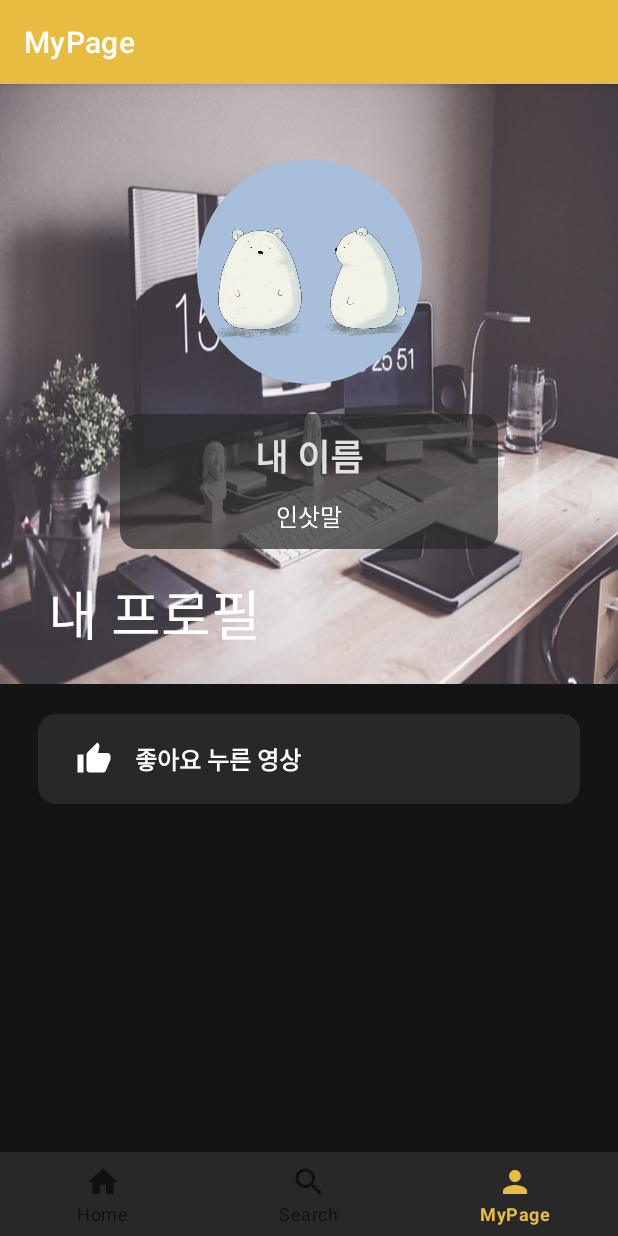
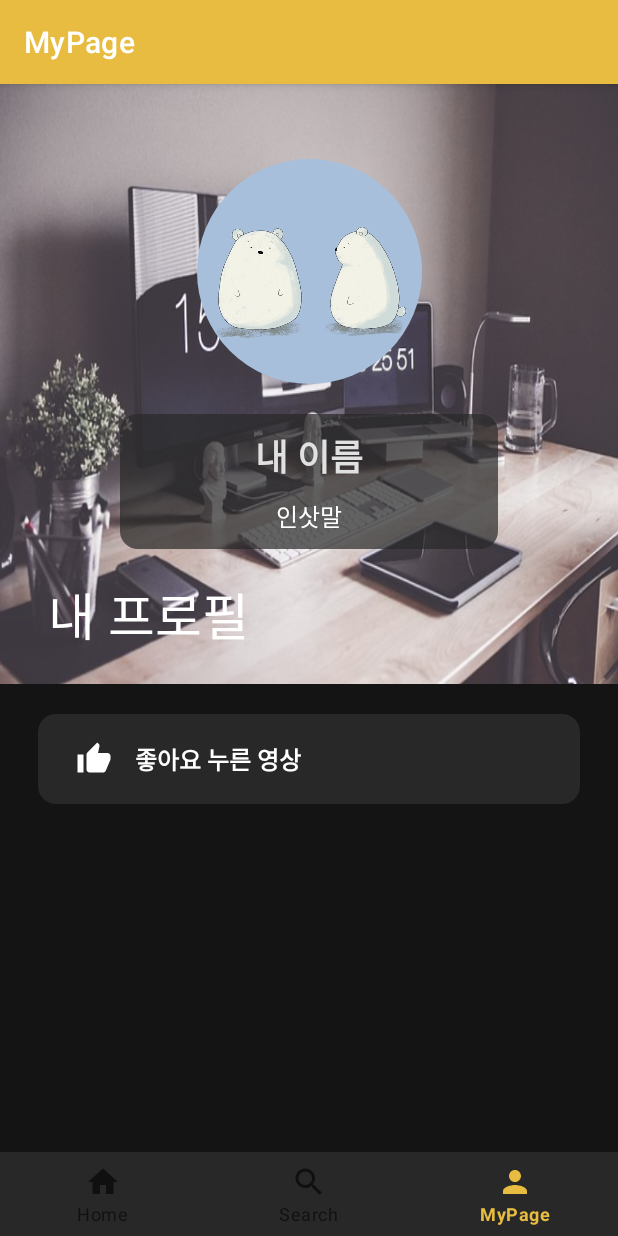
Before and after one commit to AOS-04-BlackCows/BlackCows, an Android app: the MypageFragment screen opened through its navigation route, on a phone screen of 412 x 824 dp. Run offline under Robolectric (Android 15) with nearby library versions, the light colour scheme and no system bars; our stand-ins replace navigation-ui; pictures from the network do not load.

```diff
--- a/app/src/main/java/com/example/blackcows/ui/mypage/MypageViewModel.kt
+++ b/app/src/main/java/com/example/blackcows/ui/mypage/MypageViewModel.kt
@@ -7,7 +7,7 @@ import androidx.lifecycle.ViewModel
 import com.example.blackcows.ListItem
 import com.example.blackcows.data.repository.FavoriteRepository
 
-class MypageViewModel() : ViewModel() {
+class MypageViewModel : ViewModel() {
 
     private val _likeItems = MutableLiveData<List<ListItem.VideoItem>>()
     val likeItems : LiveData<List<ListItem.VideoItem>> get() = _likeItems
--- a/app/src/main/res/layout/fragment_mypage.xml
+++ b/app/src/main/res/layout/fragment_mypage.xml
@@ -15,8 +15,8 @@
         <com.google.android.material.appbar.CollapsingToolbarLayout
             android:layout_width="match_parent"
             android:layout_height="wrap_content"
+            app:collapsedTitleTextColor="@color/white"
             app:expandedTitleTextColor="@color/white"
-            app:expandedTitleTextAppearance="@style/headline_b"
             app:layout_scrollFlags="scroll|exitUntilCollapsed">
 
             <androidx.constraintlayout.widget.ConstraintLayout
```
